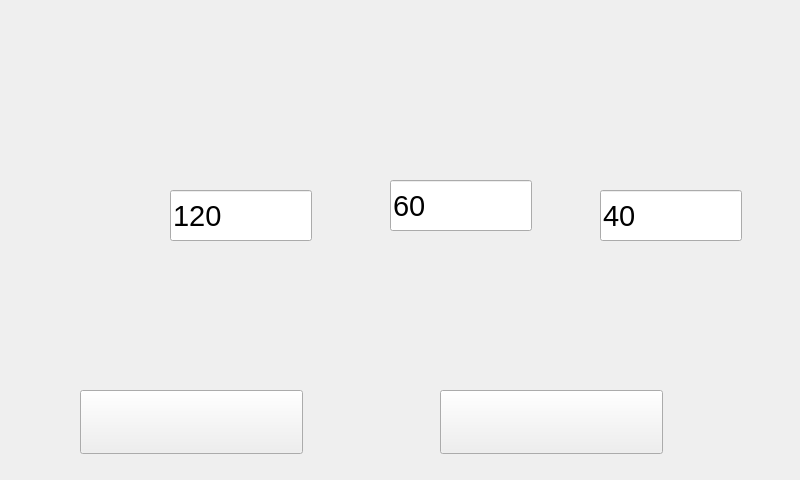
johnchang20/stirrer, file widget.ui: the form before one commit.
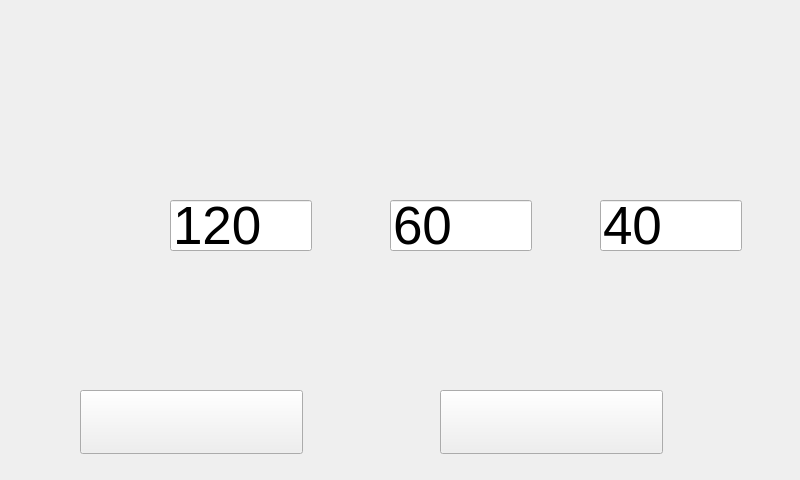
The form after the commit. Icons and pictures are not drawn.

Patch:
```diff
--- a/widget.ui
+++ b/widget.ui
@@ -390,7 +390,7 @@
    <property name="geometry">
     <rect>
      <x>170</x>
-     <y>190</y>
+     <y>200</y>
      <width>142</width>
      <height>51</height>
     </rect>
@@ -409,7 +409,7 @@
    </property>
    <property name="font">
     <font>
-     <pointsize>22</pointsize>
+     <pointsize>40</pointsize>
     </font>
    </property>
    <property name="styleSheet">
@@ -429,7 +429,7 @@
    <property name="geometry">
     <rect>
      <x>390</x>
-     <y>180</y>
+     <y>200</y>
      <width>142</width>
      <height>51</height>
     </rect>
@@ -448,7 +448,7 @@
    </property>
    <property name="font">
     <font>
-     <pointsize>22</pointsize>
+     <pointsize>40</pointsize>
     </font>
    </property>
    <property name="styleSheet">
@@ -468,7 +468,7 @@
    <property name="geometry">
     <rect>
      <x>600</x>
-     <y>190</y>
+     <y>200</y>
      <width>142</width>
      <height>51</height>
     </rect>
@@ -487,7 +487,7 @@
    </property>
    <property name="font">
     <font>
-     <pointsize>22</pointsize>
+     <pointsize>40</pointsize>
     </font>
    </property>
    <property name="styleSheet">
```
